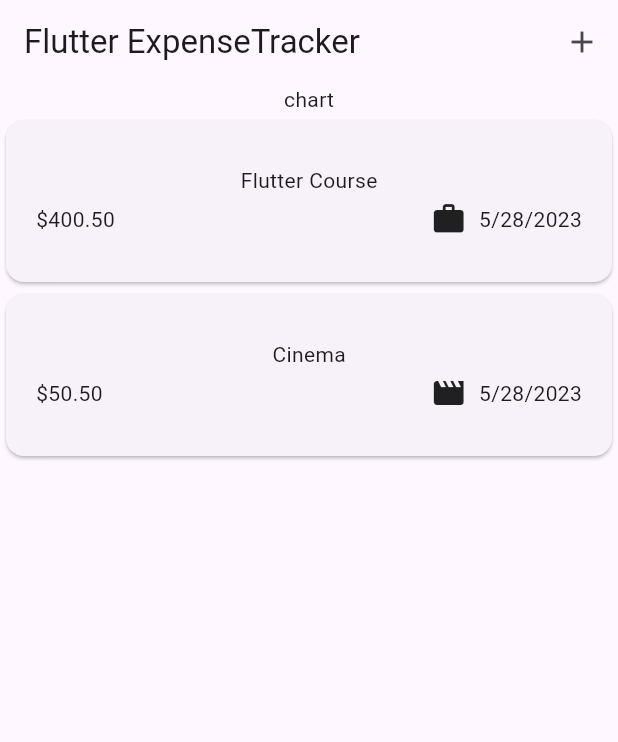
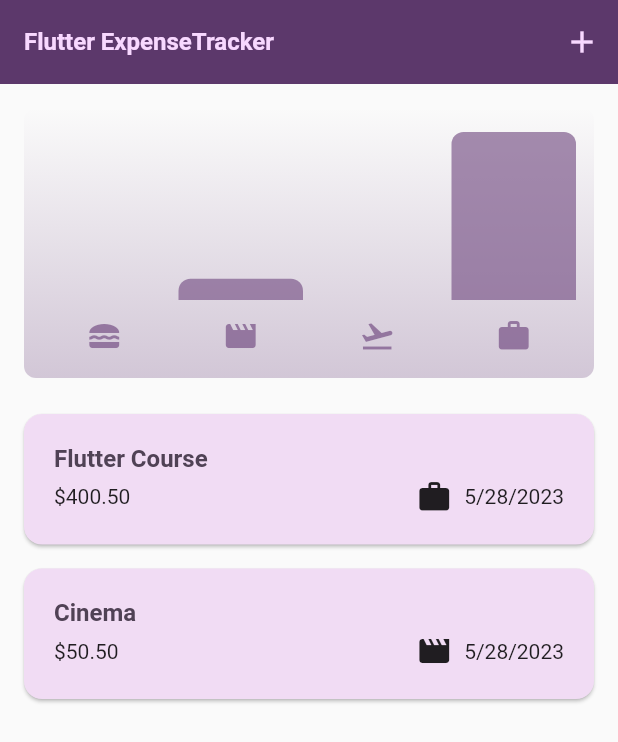
Before and after one commit to om1512/Expense-Tracker-In-Flutter, a Flutter app: the screen it shows after launch, on a phone screen of 412 x 824 dp. Shown: the top 742 px of the screen. Run offline on Flutter 3.47's test engine with Material 2 defaults, Android fonts, the phone set to English and light mode, and no system bars.

```diff
--- a/lib/expenses.dart
+++ b/lib/expenses.dart
@@ -1,4 +1,5 @@
 import 'package:expense_tracker/main.dart';
+import 'package:expense_tracker/widgets/chart/chart.dart';
 import 'package:expense_tracker/widgets/expenses_list/expenses_list.dart';
 import 'package:expense_tracker/models/expense.dart';
 import 'package:expense_tracker/widgets/expenses_list/new_expense.dart';
@@ -84,7 +85,7 @@ class _ExpensesState extends State<Expenses> {
       ),
       body: Column(
         children: [
-          const Text('chart'),
+          Chart(expenses: _data),
           Expanded(
             child: mainContent,
           ),
--- a/lib/main.dart
+++ b/lib/main.dart
@@ -1,10 +1,58 @@
 import 'package:expense_tracker/expenses.dart';
 import 'package:flutter/material.dart';
 
-void main() {
+final kColorScheme = ColorScheme.fromSeed(
+  seedColor: const Color.fromARGB(255, 128, 31, 170),
+);
+
+var kColorDarkScheme = ColorScheme.fromSeed(
+  brightness: Brightness.dark,
+  seedColor: const Color.fromARGB(255, 5, 99, 125),
+);
+
+main() {
   runApp(
     MaterialApp(
-      theme: ThemeData(useMaterial3: true),
+      darkTheme: ThemeData.dark().copyWith(
+        useMaterial3: true,
+        colorScheme: kColorDarkScheme,
+        cardTheme: CardTheme().copyWith(
+            color: kColorDarkScheme.secondaryContainer,
+            margin: const EdgeInsets.symmetric(
+              horizontal: 16,
+              vertical: 8,
+            )),
+        elevatedButtonTheme: ElevatedButtonThemeData(
+            style: ElevatedButton.styleFrom(
+          backgroundColor: kColorDarkScheme.primaryContainer,
+          foregroundColor: kColorDarkScheme.onPrimaryContainer,
+        )),
+      ),
+      theme: ThemeData().copyWith(
+        useMaterial3: true,
+        colorScheme: kColorScheme,
+        appBarTheme: AppBarTheme().copyWith(
+          backgroundColor: kColorScheme.onPrimaryContainer,
+          foregroundColor: kColorScheme.primaryContainer,
+        ),
+        cardTheme: CardTheme().copyWith(
+            color: kColorScheme.secondaryContainer,
+            margin: const EdgeInsets.symmetric(
+              horizontal: 16,
+              vertical: 8,
+            )),
+        elevatedButtonTheme: ElevatedButtonThemeData(
+            style: ElevatedButton.styleFrom(
+          backgroundColor: kColorScheme.primaryContainer,
+        )),
+        textTheme: ThemeData().textTheme.copyWith(
+              titleLarge: TextStyle(
+                fontWeight: FontWeight.bold,
+                color: kColorScheme.onSecondaryContainer,
+                fontSize: 16,
+              ),
+            ),
+      ),
       home: const Expenses(),
     ),
   );
--- a/lib/models/expense.dart
+++ b/lib/models/expense.dart
@@ -32,3 +32,26 @@ class Expense {
     return formatter.format(date);
   }
 }
+
+class ExpenseBucket {
+  ExpenseBucket({
+    required this.category,
+    required this.expenses,
+  });
+
+  ExpenseBucket.forCategory(List<Expense> allExpenses, this.category)
+      : expenses = allExpenses
+            .where((expense) => expense.category == category)
+            .toList();
+
+  final Category category;
+  final List<Expense> expenses;
+
+  double get totalExpenses {
+    double sum = 0;
+    for (final e in expenses) {
+      sum += e.amount;
+    }
+    return sum;
+  }
+}
--- /dev/null
+++ b/lib/widgets/chart/chart.dart
@@ -0,0 +1,95 @@
+import 'package:flutter/material.dart';
+
+import 'package:expense_tracker/widgets/chart/chart_bar.dart';
+import 'package:expense_tracker/models/expense.dart';
+
+class Chart extends StatelessWidget {
+  const Chart({super.key, required this.expenses});
+
+  final List<Expense> expenses;
+
+  List<ExpenseBucket> get buckets {
+    return [
+      ExpenseBucket.forCategory(expenses, Category.food),
+      ExpenseBucket.forCategory(expenses, Category.leisure),
+      ExpenseBucket.forCategory(expenses, Category.travel),
+      ExpenseBucket.forCategory(expenses, Category.work),
+    ];
+  }
+
+  double get maxTotalExpense {
+    double maxTotalExpense = 0;
+
+    for (final bucket in buckets) {
+      if (bucket.totalExpenses > maxTotalExpense) {
+        maxTotalExpense = bucket.totalExpenses;
+      }
+    }
+
+    return maxTotalExpense;
+  }
+
+  @override
+  Widget build(BuildContext context) {
+    final isDarkMode =
+        MediaQuery.of(context).platformBrightness == Brightness.dark;
+    return Container(
+      margin: const EdgeInsets.all(16),
+      padding: const EdgeInsets.symmetric(
+        vertical: 16,
+        horizontal: 8,
+      ),
+      width: double.infinity,
+      height: 180,
+      decoration: BoxDecoration(
+        borderRadius: BorderRadius.circular(8),
+        gradient: LinearGradient(
+          colors: [
+            Theme.of(context).colorScheme.primary.withOpacity(0.3),
+            Theme.of(context).colorScheme.primary.withOpacity(0.0)
+          ],
+          begin: Alignment.bottomCenter,
+          end: Alignment.topCenter,
+        ),
+      ),
+      child: Column(
+        children: [
+          Expanded(
+            child: Row(
+              crossAxisAlignment: CrossAxisAlignment.end,
+              children: [
+                for (final bucket in buckets) // alternative to map()
+                  ChartBar(
+                    fill: bucket.totalExpenses == 0
+                        ? 0
+                        : bucket.totalExpenses / maxTotalExpense,
+                  )
+              ],
+            ),
+          ),
+          const SizedBox(height: 12),
+          Row(
+            children: buckets
+                .map(
+                  (bucket) => Expanded(
+                    child: Padding(
+                      padding: const EdgeInsets.symmetric(horizontal: 4),
+                      child: Icon(
+                        categoryIcons[bucket.category],
+                        color: isDarkMode
+                            ? Theme.of(context).colorScheme.secondary
+                            : Theme.of(context)
+                                .colorScheme
+                                .primary
+                                .withOpacity(0.7),
+                      ),
+                    ),
+                  ),
+                )
+                .toList(),
+          )
+        ],
+      ),
+    );
+  }
+}
--- /dev/null
+++ b/lib/widgets/chart/chart_bar.dart
@@ -0,0 +1,34 @@
+import 'package:flutter/material.dart';
+
+class ChartBar extends StatelessWidget {
+  const ChartBar({
+    super.key,
+    required this.fill,
+  });
+
+  final double fill;
+
+  @override
+  Widget build(BuildContext context) {
+    final isDarkMode =
+        MediaQuery.of(context).platformBrightness == Brightness.dark;
+    return Expanded(
+      child: Padding(
+        padding: const EdgeInsets.symmetric(horizontal: 4),
+        child: FractionallySizedBox(
+          heightFactor: fill,
+          child: DecoratedBox(
+            decoration: BoxDecoration(
+              shape: BoxShape.rectangle,
+              borderRadius:
+                  const BorderRadius.vertical(top: Radius.circular(8)),
+              color: isDarkMode
+                  ? Theme.of(context).colorScheme.secondary
+                  : Theme.of(context).colorScheme.primary.withOpacity(0.65),
+            ),
+          ),
+        ),
+      ),
+    );
+  }
+}
--- a/lib/widgets/expenses_list/expenses_item.dart
+++ b/lib/widgets/expenses_list/expenses_item.dart
@@ -8,9 +8,12 @@ class ExpensesItem extends StatelessWidget {
   Widget build(context) {
     return Card(
       child: Padding(
-        padding: const EdgeInsets.symmetric(vertical: 30, horizontal: 20),
-        child: Column(children: [
-          Text(expense.title),
+        padding: const EdgeInsets.symmetric(vertical: 20, horizontal: 20),
+        child: Column(crossAxisAlignment: CrossAxisAlignment.start, children: [
+          Text(
+            expense.title,
+            style: Theme.of(context).textTheme.titleLarge,
+          ),
           const SizedBox(
             height: 4,
           ),
--- a/lib/widgets/expenses_list/expenses_list.dart
+++ b/lib/widgets/expenses_list/expenses_list.dart
@@ -16,6 +16,12 @@ class ExpensesList extends StatelessWidget {
         itemCount: expenses.length,
         itemBuilder: (ctx, index) => Dismissible(
               key: ValueKey(expenses[index]),
+              background: Container(
+                color: Theme.of(context).colorScheme.error.withOpacity(0.75),
+                margin: EdgeInsets.symmetric(
+                  horizontal: Theme.of(context).cardTheme.margin!.horizontal,
+                ),
+              ),
               onDismissed: (direction) {
                 removeExpence(expenses[index]);
               },
```
